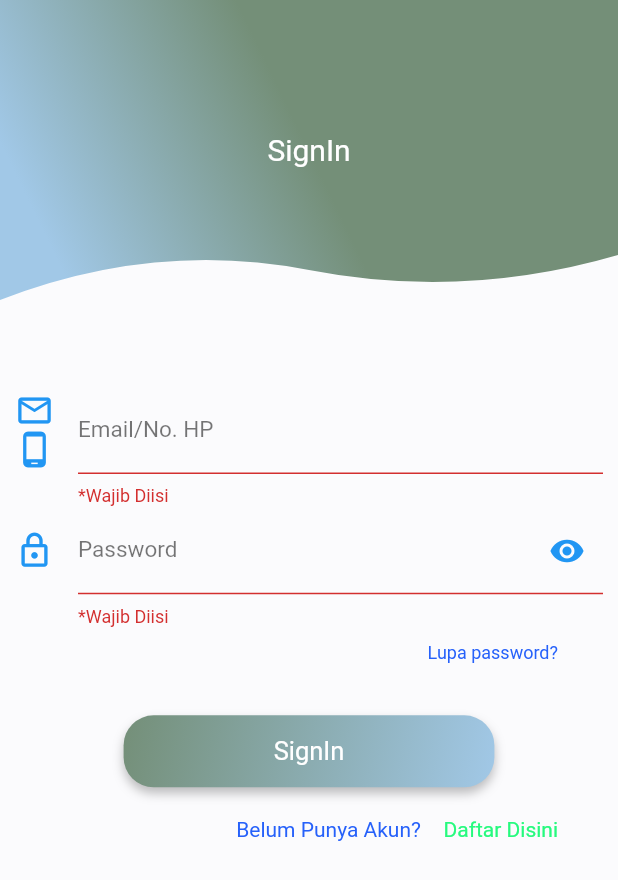
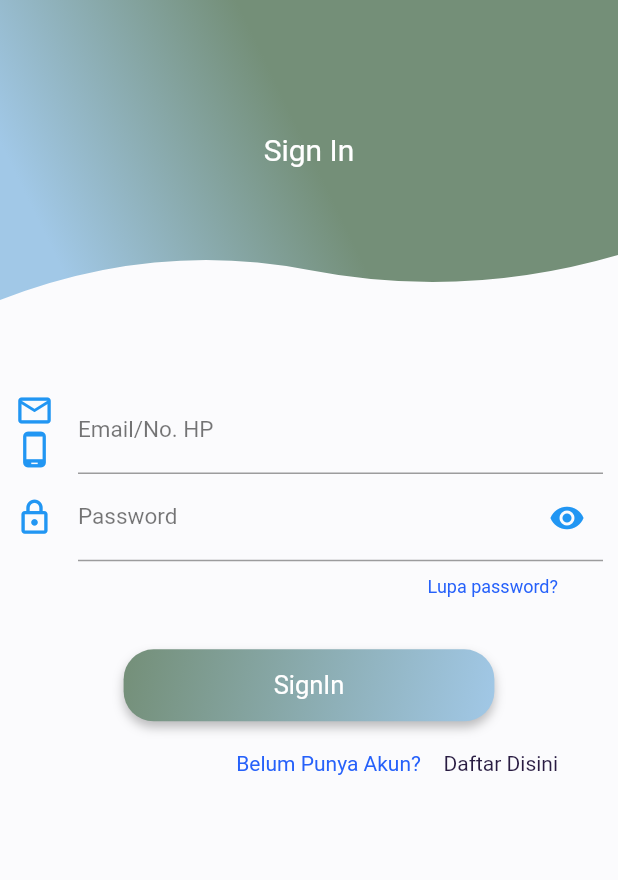
Before and after one commit to wahyuanas/point-of-sale-flutter, a Flutter app: the screen it shows after launch, after a tap on "Lewati", after a tap on "Selesai", on a phone screen of 412 x 824 dp. Shown: the top 880 px of the screen. Run offline on Flutter 3.47's test engine with Material 2 defaults, Android fonts, the phone set to English and light mode, and no system bars; our stand-ins replace dartz, dio, flutter_bloc, freezed_annotation, get_it, hydrated_bloc and 1 more; Roboto replaces fonts that are missing (Gordita).

Commit message:
minor change

```diff
--- a/lib/domain/exception/failure/failure_exceptions.dart
+++ b/lib/domain/exception/failure/failure_exceptions.dart
@@ -133,7 +133,7 @@ class FailureExceptions with _$FailureExceptions {
     }, requestTimeout: () {
       errorMessage = "Connection request timeout";
     }, noInternetConnection: () {
-      errorMessage = "Tidak Ada Koneksi Internet";
+      errorMessage = "No Connection, Check Your Internet Or Server Network";
     }, conflict: () {
       errorMessage = "Error due to a conflict";
     }, sendTimeout: () {
--- a/lib/infrastructure/service/base_url.dart
+++ b/lib/infrastructure/service/base_url.dart
@@ -1,3 +1,4 @@
-const baseUrl = "http://192.168.120.22:3000";
+//const baseUrl = "http://192.168.120.22:3000";
+const baseUrl = "http://192.168.1.7:3000";
 //const baseUrl = "localhost:3000";
 //const baseUrl = "http://10.0.2.2:3000/";
--- a/lib/infrastructure/service/dio_service.dart
+++ b/lib/infrastructure/service/dio_service.dart
@@ -2,7 +2,10 @@ import 'package:dio/dio.dart';
 import 'package:pos/infrastructure/service/base_url.dart';
 
 abstract class DioServiceApi {
-  final Dio dio = Dio();
+  final Dio dio = Dio()
+    ..options.connectTimeout = 5000
+    ..options.receiveTimeout = 5000;
+
   //..options.connectTimeout = 10000;
 
   String get baseUrls => baseUrl;
--- a/lib/presentation/main/sign/in_out/delegate/sign_in_delegate.dart
+++ b/lib/presentation/main/sign/in_out/delegate/sign_in_delegate.dart
@@ -24,7 +24,7 @@ class SignInDelegateHeader extends SliverPersistentHeaderDelegate {
           ],
         )),
         child: const Center(
-          child: Text("SignIn",
+          child: Text("Sign In",
               textAlign: TextAlign.center,
               style: TextStyle(
                   fontWeight: FontWeight.w400,
--- a/lib/presentation/main/sign/in_out/widget/sign_in_email_or_password_widget.dart
+++ b/lib/presentation/main/sign/in_out/widget/sign_in_email_or_password_widget.dart
@@ -22,7 +22,7 @@ class _SignInEmailOrPasswordWidgetState
             autofocus: false,
             keyboardType: TextInputType.text,
             decoration: InputDecoration(
-              errorText: '*Wajib Diisi',
+              //errorText: '*Wajib Diisi',
               icon: Column(
                 children: const [
                   Icon(
--- a/lib/presentation/main/sign/in_out/widget/sign_in_have_no_account_yet_widget.dart
+++ b/lib/presentation/main/sign/in_out/widget/sign_in_have_no_account_yet_widget.dart
@@ -32,7 +32,7 @@ class SignInHaveNoAccountYetWidget extends StatelessWidget {
                 style: TextStyle(
                     fontSize: 14,
                     fontWeight: FontWeight.w400,
-                    color: Color.fromARGB(255, 38, 250, 126)),
+                    color: Color.fromARGB(255, 41, 28, 66)),
               ),
             ),
           ],
--- a/lib/presentation/main/sign/in_out/widget/sign_in_password_widget.dart
+++ b/lib/presentation/main/sign/in_out/widget/sign_in_password_widget.dart
@@ -8,6 +8,7 @@ class SignInPasswordWidget extends StatefulWidget {
 }
 
 class _SignInPasswordWidgetState extends State<SignInPasswordWidget> {
+  bool _obscure = true;
   @override
   Widget build(BuildContext context) {
     return SliverToBoxAdapter(
@@ -16,11 +17,11 @@ class _SignInPasswordWidgetState extends State<SignInPasswordWidget> {
         margin: const EdgeInsets.symmetric(horizontal: 10),
         child: TextFormField(
             //controller: _passwordController,
-            //obscureText: _obscure,
+            obscureText: _obscure,
             autofocus: false,
             keyboardType: TextInputType.text,
             decoration: InputDecoration(
-              errorText: '*Wajib Diisi',
+              //errorText: '*Wajib Diisi',
               icon: const Icon(
                 Icons.lock_outlined,
                 color: Colors.blue,
@@ -35,10 +36,12 @@ class _SignInPasswordWidgetState extends State<SignInPasswordWidget> {
                 borderSide: BorderSide(color: Colors.black54),
               ),
               suffixIcon: GestureDetector(
-                onTap: null,
-                child: const Icon(
-                  Icons.visibility,
-                  color: Colors.blue,
+                onTap: () => setState(() {
+                  _obscure = !_obscure;
+                }),
+                child: Icon(
+                  _obscure ? Icons.visibility : Icons.visibility_off,
+                  color: _obscure ? Colors.blue : Colors.black,
                 ),
               ),
               //border: InputBorder.none,
--- a/lib/presentation/main/sign/up/screen/sign_up_notif_screen.dart
+++ b/lib/presentation/main/sign/up/screen/sign_up_notif_screen.dart
@@ -1,7 +1,7 @@
 import 'package:flutter/material.dart';
 import 'package:flutter/services.dart';
 import 'package:pos/domain/account/entity/account.dart';
-import 'package:pos/presentation/main/sign/up/delegate/sign_up_delegate_header.dart';
+import 'package:pos/presentation/main/sign/up/delegate/sign_up_notif_delegate.dart';
 import 'package:pos/presentation/utils/colors.dart';
 
 class SignUpNotifScreen extends StatelessWidget {
@@ -72,7 +72,7 @@ class SignUpNotifScreen extends StatelessWidget {
                 SliverPersistentHeader(
                   //pinned: true,
                   //floating: true,
-                  delegate: SignUpDelegateHeader(),
+                  delegate: SignUpNotifDelegateHeader(),
                 ),
                 SliverToBoxAdapter(
                   child: Column(
@@ -92,7 +92,7 @@ class SignUpNotifScreen extends StatelessWidget {
                         alignment: Alignment.center,
                         margin: const EdgeInsets.symmetric(horizontal: 10),
                         child: const Text(
-                          "Anda Berhasil mendaftar",
+                          "Anda Berhasil Mendaftar, Silahkan Cek Email Anda Untuk Melakukan Verifikasi",
                           style: TextStyle(fontSize: 17),
                         ),
                       ),
--- a/lib/presentation/main/sign/up/widget/sign_up_email_widget.dart
+++ b/lib/presentation/main/sign/up/widget/sign_up_email_widget.dart
@@ -31,7 +31,7 @@ class _SignUpEmailWidgetState extends State<SignUpEmailWidget> {
           margin: const EdgeInsets.symmetric(horizontal: 10),
           child: TextFormField(
               autofocus: false,
-              keyboardType: TextInputType.text,
+              keyboardType: TextInputType.emailAddress,
               decoration: InputDecoration(
                 errorText: _initial == false
                     ? state.signUp.email.value.fold(
--- a/lib/presentation/main/sign/up/widget/sign_up_outlets_number_widget.dart
+++ b/lib/presentation/main/sign/up/widget/sign_up_outlets_number_widget.dart
@@ -33,7 +33,7 @@ class _SignUpOutletsNumberWidgetState extends State<SignUpOutletsNumberWidget> {
           margin: const EdgeInsets.symmetric(horizontal: 10),
           child: TextFormField(
               autofocus: false,
-              keyboardType: TextInputType.text,
+              keyboardType: TextInputType.number,
               decoration: InputDecoration(
                 errorText: _initial == false
                     ? state.signUp.outletsNumber.value.fold(
--- a/lib/presentation/main/sign/up/widget/sign_up_phone_number_widget.dart
+++ b/lib/presentation/main/sign/up/widget/sign_up_phone_number_widget.dart
@@ -33,7 +33,7 @@ class _SignUpPhoneNumberWidgetState extends State<SignUpPhoneNumberWidget> {
           margin: const EdgeInsets.symmetric(horizontal: 10),
           child: TextFormField(
               autofocus: false,
-              keyboardType: TextInputType.text,
+              keyboardType: TextInputType.phone,
               decoration: InputDecoration(
                 errorText: _initial == false
                     ? state.signUp.phoneNumber.value.fold(
```
Also changed, not shown: lib/presentation/main/main_screen.dart (+33 -6 lines), lib/presentation/main/sign/up/delegate/sign_up_notif_delegate.dart (added, +68 -0 lines).
